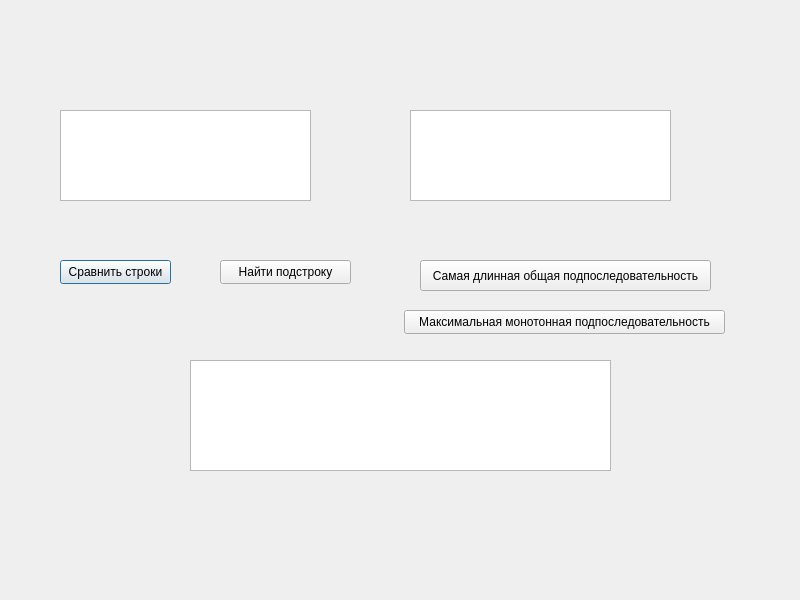
Qt form dialog.ui (Tricui11/AlmostEquivalentStrings) before a commit.
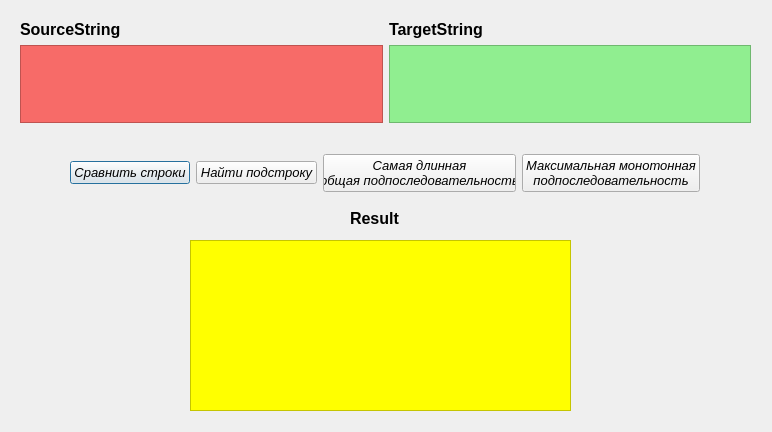
The same form after that commit.

```diff
--- a/dialog.ui
+++ b/dialog.ui
@@ -6,94 +6,173 @@
    <rect>
     <x>0</x>
     <y>0</y>
-    <width>800</width>
-    <height>600</height>
+    <width>772</width>
+    <height>432</height>
    </rect>
   </property>
   <property name="windowTitle">
    <string>Dialog</string>
   </property>
-  <widget class="QPushButton" name="pushButtonCompareStrings">
-   <property name="geometry">
-    <rect>
-     <x>60</x>
-     <y>260</y>
-     <width>111</width>
-     <height>24</height>
-    </rect>
-   </property>
-   <property name="text">
-    <string>Сравнить строки</string>
-   </property>
-  </widget>
-  <widget class="QTextEdit" name="textEdit_SourceString">
-   <property name="geometry">
-    <rect>
-     <x>60</x>
-     <y>110</y>
-     <width>251</width>
-     <height>91</height>
-    </rect>
-   </property>
-  </widget>
-  <widget class="QTextEdit" name="textEdit_TargetString">
-   <property name="geometry">
-    <rect>
-     <x>410</x>
-     <y>110</y>
-     <width>261</width>
-     <height>91</height>
-    </rect>
-   </property>
-  </widget>
   <widget class="QTextEdit" name="textEdit_Output">
    <property name="geometry">
     <rect>
      <x>190</x>
-     <y>360</y>
-     <width>421</width>
-     <height>111</height>
+     <y>240</y>
+     <width>381</width>
+     <height>171</height>
     </rect>
    </property>
+   <property name="styleSheet">
+    <string notr="true">background-color: yellow; color: blue; font-size: 18px;</string>
+   </property>
   </widget>
-  <widget class="QPushButton" name="pushButton_FindSubstring">
+  <widget class="QLabel" name="label_Result">
    <property name="geometry">
     <rect>
-     <x>220</x>
-     <y>260</y>
-     <width>131</width>
-     <height>24</height>
+     <x>350</x>
+     <y>210</y>
+     <width>61</width>
+     <height>16</height>
     </rect>
    </property>
+   <property name="font">
+    <font>
+     <pointsize>12</pointsize>
+     <bold>true</bold>
+    </font>
+   </property>
    <property name="text">
-    <string>Найти подстроку</string>
+    <string>Result</string>
    </property>
   </widget>
-  <widget class="QPushButton" name="pushButton_LongestCommonSubsequence">
+  <widget class="QWidget" name="layoutWidget">
    <property name="geometry">
     <rect>
-     <x>420</x>
-     <y>260</y>
-     <width>291</width>
-     <height>31</height>
+     <x>20</x>
+     <y>20</y>
+     <width>731</width>
+     <height>103</height>
     </rect>
    </property>
-   <property name="text">
-    <string>Самая длинная общая подпоследовательность</string>
-   </property>
+   <layout class="QHBoxLayout" name="horizontalLayout">
+    <item>
+     <layout class="QVBoxLayout" name="verticalLayout">
+      <item>
+       <widget class="QLabel" name="label_SourceString">
+        <property name="font">
+         <font>
+          <pointsize>12</pointsize>
+          <bold>true</bold>
+         </font>
+        </property>
+        <property name="text">
+         <string>SourceString</string>
+        </property>
+       </widget>
+      </item>
+      <item>
+       <widget class="QTextEdit" name="textEdit_SourceString">
+        <property name="autoFillBackground">
+         <bool>false</bool>
+        </property>
+        <property name="styleSheet">
+         <string notr="true">background-color: #f76b68; color: blue; font-size: 18px;</string>
+        </property>
+       </widget>
+      </item>
+     </layout>
+    </item>
+    <item>
+     <layout class="QVBoxLayout" name="verticalLayout_2">
+      <item>
+       <widget class="QLabel" name="label_TargetString">
+        <property name="font">
+         <font>
+          <pointsize>12</pointsize>
+          <bold>true</bold>
+         </font>
+        </property>
+        <property name="text">
+         <string>TargetString</string>
+        </property>
+       </widget>
+      </item>
+      <item>
+       <widget class="QTextEdit" name="textEdit_TargetString">
+        <property name="styleSheet">
+         <string notr="true">background-color: LightGreen; color: blue; font-size: 18px;</string>
+        </property>
+       </widget>
+      </item>
+     </layout>
+    </item>
+   </layout>
   </widget>
-  <widget class="QPushButton" name="pushButton_MaximumMonotonicSubsequence">
+  <widget class="QWidget" name="layoutWidget">
    <property name="geometry">
     <rect>
-     <x>404</x>
-     <y>310</y>
-     <width>321</width>
-     <height>24</height>
+     <x>70</x>
+     <y>150</y>
+     <width>630</width>
+     <height>46</height>
     </rect>
    </property>
-   <property name="text">
-    <string>Максимальная монотонная подпоследовательность</string>
-   </property>
+   <layout class="QHBoxLayout" name="horizontalLayout_2">
+    <item>
+     <widget class="QPushButton" name="pushButtonCompareStrings">
+      <property name="font">
+       <font>
+        <pointsize>10</pointsize>
+        <italic>true</italic>
+       </font>
+      </property>
+      <property name="text">
+       <string>Сравнить строки</string>
+      </property>
+     </widget>
+    </item>
+    <item>
+     <widget class="QPushButton" name="pushButton_FindSubstring">
+      <property name="font">
+       <font>
+        <pointsize>10</pointsize>
+        <italic>true</italic>
+       </font>
+      </property>
+      <property name="text">
+       <string>Найти подстроку</string>
+      </property>
+     </widget>
+    </item>
+    <item>
+     <widget class="QPushButton" name="pushButton_LongestCommonSubsequence">
+      <property name="font">
+       <font>
+        <pointsize>10</pointsize>
+        <italic>true</italic>
+       </font>
+      </property>
+      <property name="text">
+       <string>Самая длинная
+общая подпоследовательность</string>
+      </property>
+     </widget>
+    </item>
+    <item>
+     <widget class="QPushButton" name="pushButton_MaximumMonotonicSubsequence">
+      <property name="font">
+       <font>
+        <pointsize>10</pointsize>
+        <italic>true</italic>
+       </font>
+      </property>
+      <property name="text">
+       <string>Максимальная монотонная
+подпоследовательность</string>
+      </property>
+     </widget>
+    </item>
+   </layout>
   </widget>
  </widget>
  <resources/>
```
